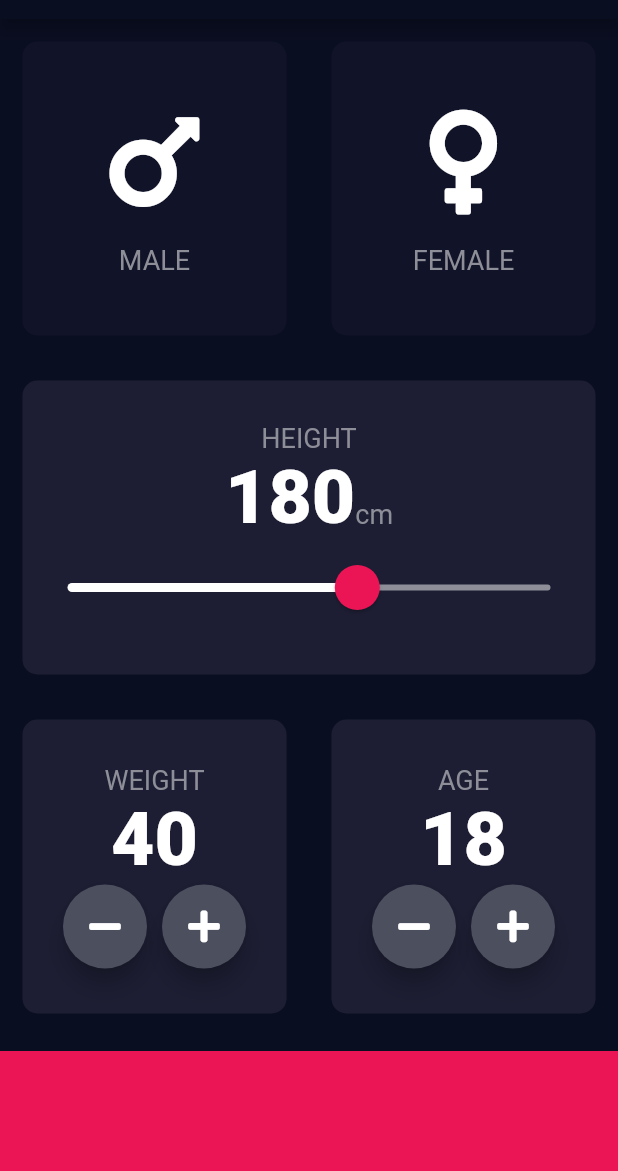
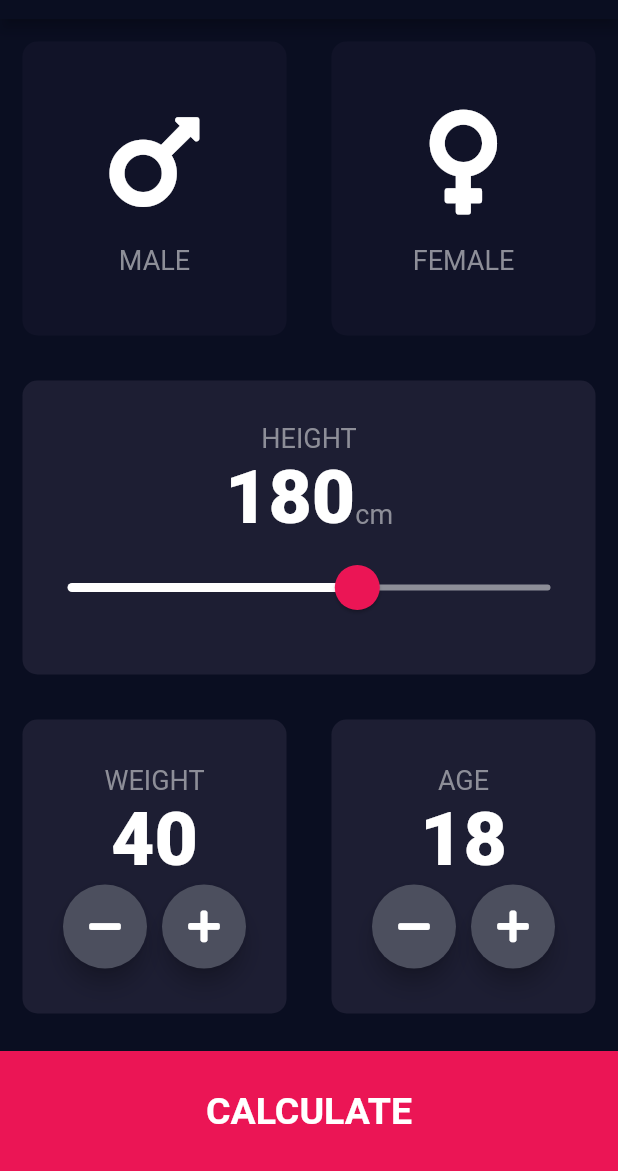
Before and after one commit to rafaelwms/bmi_calculator_flutter, a Flutter app: the screen it shows after launch, on a phone screen of 412 x 824 dp, the part 65-1236 px from its top. Run offline on Flutter 3.47's test engine with Material 2 defaults, Android fonts, the phone set to English and light mode, and no system bars; our stand-ins replace font_awesome_flutter.

```diff
--- /dev/null
+++ b/lib/components/bottom_button.dart
@@ -0,0 +1,29 @@
+import 'package:flutter/material.dart';
+
+import '../constants.dart';
+
+class BottomButton extends StatelessWidget {
+  BottomButton({@required this.buttonTittle, @required this.onTap});
+
+  final Function onTap;
+  final String buttonTittle;
+
+  @override
+  Widget build(BuildContext context) {
+    return GestureDetector(
+      onTap: onTap,
+      child: Container(
+        child: Center(
+          child: Text(
+            buttonTittle,
+            style: kButtonTextStyle,
+          ),
+        ),
+        margin: EdgeInsets.only(top: 10.0),
+        width: double.infinity,
+        height: kBottomContainerHeight,
+        color: kBottomCellBackground,
+      ),
+    );
+  }
+}
--- a/lib/gender_card.dart
+++ b/lib/components/gender_card.dart
@@ -1,5 +1,5 @@
 import 'package:flutter/material.dart';
-import 'constants.dart';
+import '../constants.dart';
 
 class GenderCard extends StatelessWidget {
   GenderCard({@required this.icon, this.text});
--- /dev/null
+++ b/lib/components/round_icon_button.dart
@@ -0,0 +1,23 @@
+import 'package:flutter/material.dart';
+
+class RoundIconButton extends StatelessWidget {
+  RoundIconButton({@required this.icon, @required this.onPressed});
+
+  final IconData icon;
+  final Function onPressed;
+
+  @override
+  Widget build(BuildContext context) {
+    return RawMaterialButton(
+      child: Icon(icon),
+      onPressed: onPressed,
+      elevation: 6.0,
+      constraints: BoxConstraints.tightFor(
+        width: 56.0,
+        height: 56.0,
+      ),
+      shape: CircleBorder(),
+      fillColor: Color(0xFF4C4F5E),
+    );
+  }
+}
--- a/lib/main.dart
+++ b/lib/main.dart
@@ -1,5 +1,6 @@
 import 'package:flutter/material.dart';
-import 'input_page.dart';
+import 'screens/input_page.dart';
+import 'screens/result_page.dart';
 
 void main() => runApp(BMICalculator());
 
@@ -11,7 +12,11 @@ class BMICalculator extends StatelessWidget {
         primaryColor: Color(0xFF0A0E21),
         scaffoldBackgroundColor: Color(0xFF0A0E21),
       ),
-      home: InputPage(),
+      initialRoute: '/',
+      routes: {
+        '/': (context) => InputPage(),
+        '/result': (context) => ResultPage(),
+      },
     );
   }
 }
--- a/lib/input_page.dart
+++ b/lib/screens/input_page.dart
@@ -1,8 +1,12 @@
+import 'package:bmi_calculator_flutter/screens/result_page.dart';
 import 'package:flutter/material.dart';
 import 'package:font_awesome_flutter/font_awesome_flutter.dart';
-import 'gender_card.dart';
-import 'constants.dart';
-import 'reusable_card.dart';
+import '../components/bottom_button.dart';
+import '../components/gender_card.dart';
+import '../constants.dart';
+import '../components/reusable_card.dart';
+import '../components/round_icon_button.dart';
+import '../calculator_brain.dart';
 
 enum Gender { MALE, FEMALE }
 
@@ -208,35 +212,22 @@ class _InputPageState extends State<InputPage> {
                 ],
               ),
             ),
-            Container(
-              margin: EdgeInsets.only(top: 10.0),
-              width: double.infinity,
-              height: kBottomContainerHeight,
-              color: kBottomCellBackground,
+            BottomButton(
+              buttonTittle: 'CALCULATE',
+              onTap: () {
+                CalculatorBrain calc =
+                    CalculatorBrain(height: height, weight: weight);
+                Navigator.push(
+                    context,
+                    MaterialPageRoute(
+                        builder: (context) => ResultPage(
+                              bmi: calc.calculateBIM(),
+                              result: calc.getResult(),
+                              interprtation: calc.getInterpretation(),
+                            )));
+              },
             )
           ]),
     );
   }
 }
-
-class RoundIconButton extends StatelessWidget {
-  RoundIconButton({@required this.icon, @required this.onPressed});
-
-  final IconData icon;
-  final Function onPressed;
-
-  @override
-  Widget build(BuildContext context) {
-    return RawMaterialButton(
-      child: Icon(icon),
-      onPressed: onPressed,
-      elevation: 6.0,
-      constraints: BoxConstraints.tightFor(
-        width: 56.0,
-        height: 56.0,
-      ),
-      shape: CircleBorder(),
-      fillColor: Color(0xFF4C4F5E),
-    );
-  }
-}
```
Also changed, not shown: lib/calculator_brain.dart (added, +35 -0 lines), lib/constants.dart (+26 -0 lines), lib/screens/result_page.dart (added, +68 -0 lines), lib/components/reusable_card.dart (renamed from lib/reusable_card.dart).
